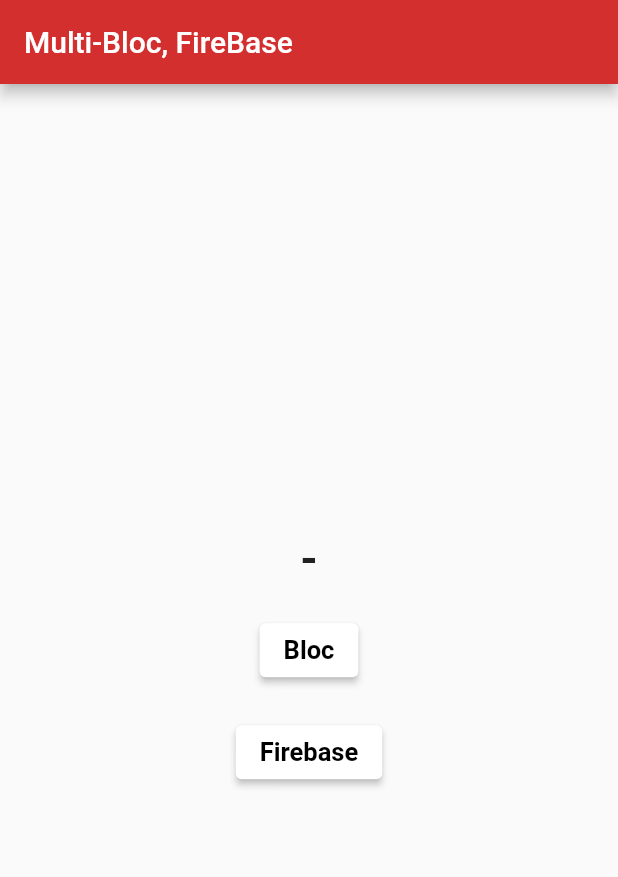
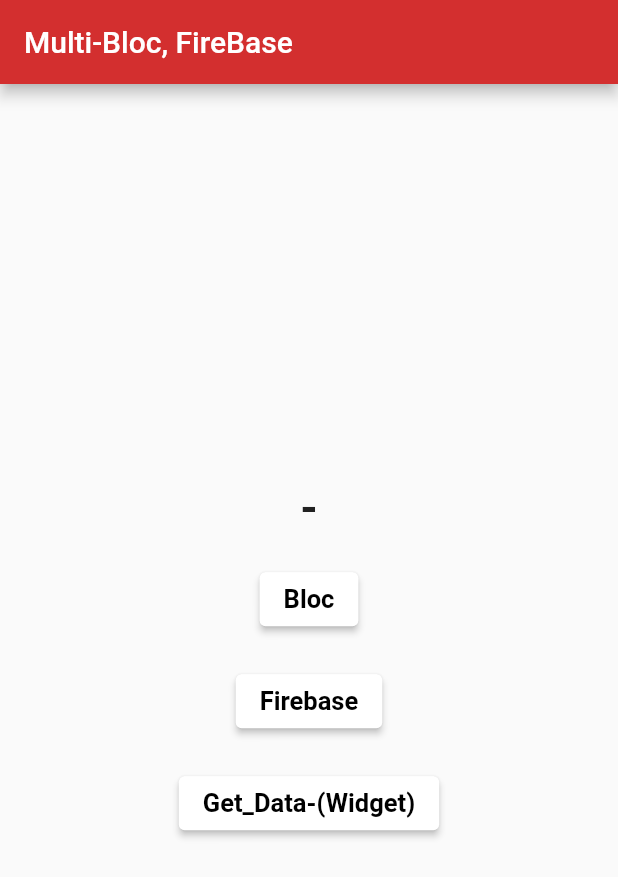
Before and after one commit to dikynugraha1111/Flutter_Multi_Bloc_Plugin, a Flutter app: the screen it shows after launch, on a phone screen of 412 x 824 dp. Shown: the top 877 px of the screen. Run offline on Flutter 3.47's test engine with Material 2 defaults, Android fonts, the phone set to English and light mode, and no system bars; our stand-ins replace bloc, cloud_firestore, equatable, firebase_core, flutter_bloc, google_fonts; missing offline and left inert: cloud_firestore_web, firebase_core_web; accounts and stored records are empty.

Commit message:
Add
-Get Data From Widget

```diff
--- a/lib/UI/Main_Page.dart
+++ b/lib/UI/Main_Page.dart
@@ -82,6 +82,27 @@
                         fontWeight: FontWeight.w600,
                         fontSize: 17.0),
                   ),
+                ),
+
+                new SizedBox(
+                  height: 20.0,
+                ),
+                new ElevatedButton(
+                  style: ElevatedButton.styleFrom(
+                      primary: Colors.white, shadowColor: Colors.black),
+                  onPressed: () {
+                    Navigator.of(context).push(
+                        new MaterialPageRoute(builder: (BuildContext context) {
+                      return FireBase(); //! Ganti Bung
+                    }));
+                  },
+                  child: new Text(
+                    "Get_Data-(Widget)",
+                    style: TextStyle(
+                        color: Colors.black,
+                        fontWeight: FontWeight.w600,
+                        fontSize: 17.0),
+                  ),
                 )
 
                 // new Row(
```
Also changed, not shown: lib/UI/Item_Card.dart (+4 -3 lines), lib/UI/Main_On_Off.dart (added), lib/UI/On_Off_Widget.dart (added).
